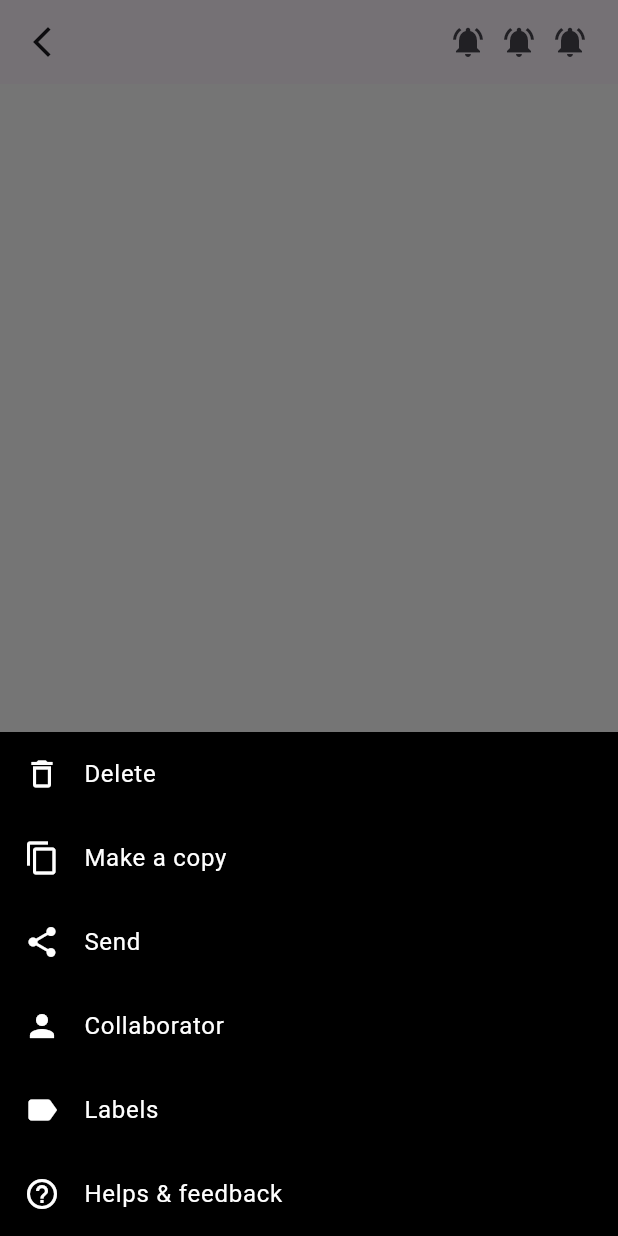
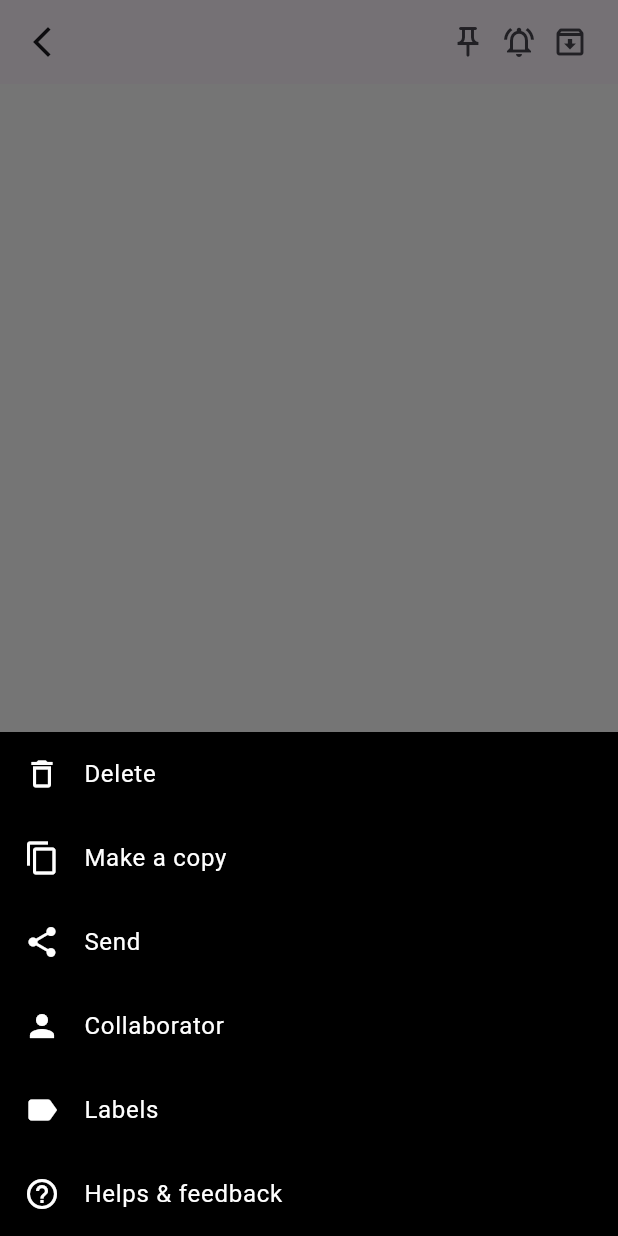
Before and after one commit to robiulsunnyemon/mynoteapp, a Flutter app: the updateNoteScreen screen opened directly with empty values, after a tap on the "more vert" icon, on a phone screen of 412 x 824 dp. Run offline on Flutter 3.47's test engine with Material 3 defaults, Android fonts, the phone set to English and light mode, and no system bars; our stand-ins replace cloud_firestore, firebase_auth, firebase_core, get, lottie; accounts and stored records are empty.

Commit message:
add note copy logic

```diff
--- a/lib/screens/addNoteScreen.dart
+++ b/lib/screens/addNoteScreen.dart
@@ -16,15 +16,15 @@ class singleNoteScreen extends StatelessWidget {
       backgroundColor: appColors.scafold_background,
       appBar: AppBar(
         actions: [
-          Icon(Icons.notifications_active),
+          Icon(Icons.push_pin_outlined),
           SizedBox(
             width: 10,
           ),
-          Icon(Icons.notifications_active),
+          Icon(Icons.notifications_active_outlined),
           SizedBox(
             width: 10,
           ),
-          Icon(Icons.notifications_active),
+          Icon(Icons.archive_outlined),
           SizedBox(
             width: 20,
           )
--- a/lib/screens/updateNoteScreen.dart
+++ b/lib/screens/updateNoteScreen.dart
@@ -26,15 +26,15 @@ class updateNoteScreen extends StatelessWidget {
       backgroundColor: appColors.scafold_background,
       appBar: AppBar(
         actions: [
-          Icon(Icons.notifications_active),
+          Icon(Icons.push_pin_outlined),
           SizedBox(
             width: 10,
           ),
-          Icon(Icons.notifications_active),
+          Icon(Icons.notifications_active_outlined),
           SizedBox(
             width: 10,
           ),
-          Icon(Icons.notifications_active),
+          Icon(Icons.archive_outlined),
           SizedBox(
             width: 20,
           )
@@ -140,7 +140,7 @@ class updateNoteScreen extends StatelessWidget {
                           height: 336,
                           width: double.infinity,
                           color: Colors.black,
-                          child: show_model_sheet_widget(id: id,),
+                          child: show_bottom_model_sheet_widget(id: id,title: title_TEcontroller.text,note: note_TEcontroller.text,),
                         );
                       },
                   );
--- a/lib/widget/show_model_sheet_widget.dart
+++ b/lib/widget/show_model_sheet_widget.dart
@@ -1,12 +1,15 @@
 import 'package:flutter/material.dart';
 import 'package:mynoteapp/controlers/note_controller.dart';
+import 'package:mynoteapp/model/note_model.dart';
 
 import '../screens/homeScreen.dart';
 import '../utils/colors.dart';
 
-class show_model_sheet_widget extends StatelessWidget {
+class show_bottom_model_sheet_widget extends StatelessWidget {
   final String id;
-  const show_model_sheet_widget({super.key, required this.id});
+  final String? title;
+  final String? note;
+  const show_bottom_model_sheet_widget({super.key, required this.id, this.title, this.note});
 
   @override
   Widget build(BuildContext context) {
@@ -23,7 +26,13 @@ class show_model_sheet_widget extends StatelessWidget {
           leading: Icon(Icons.delete_outline,color: appColors.snackber_color,),
         ),
         ListTile(
-          title: Text("Make a copy",style: TextStyle(color: appColors.snackber_color),),
+          title: GestureDetector(
+              child: Text("Make a copy",style: TextStyle(color: appColors.snackber_color),),
+              onTap: (){
+                note_controler.add_note(note_model(title: title!, note: note!, dateTime:DateTime.now()));
+                Navigator.push(context, MaterialPageRoute(builder: (context) => myHomeScreen(),));
+              },
+          ),
           leading: Icon(Icons.copy,color: appColors.snackber_color,),
         ),
         ListTile(
```
Also changed, not shown: lib/screens/homeScreen.dart (+0 -32 lines).
